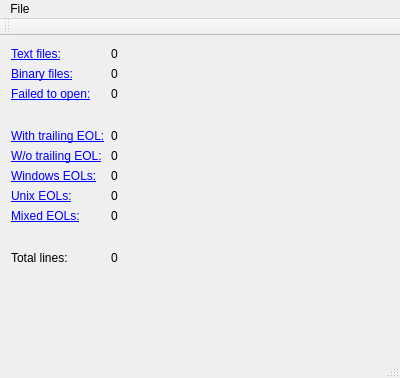
Samarkin/CodeAnalyzer, file CodeAnalyzer/MainWindow.ui: the form before one commit.
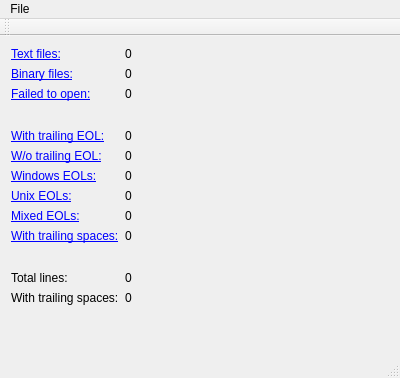
The form after the commit.

Commit message: Add display of trailing whitespaces

```diff
--- a/CodeAnalyzer/MainWindow.ui
+++ b/CodeAnalyzer/MainWindow.ui
@@ -145,7 +145,7 @@
       </property>
      </widget>
     </item>
-    <item row="9" column="0">
+    <item row="10" column="0">
      <spacer name="verticalSpacer_2">
       <property name="orientation">
        <enum>Qt::Vertical</enum>
@@ -161,14 +161,14 @@
       </property>
      </spacer>
     </item>
-    <item row="10" column="0">
+    <item row="11" column="0">
      <widget class="QLabel" name="label_4">
       <property name="text">
        <string>Total lines:</string>
       </property>
      </widget>
     </item>
-    <item row="10" column="1">
+    <item row="11" column="1">
      <widget class="QLabel" name="label_totalLines">
       <property name="text">
        <string notr="true">0</string>
@@ -182,6 +182,34 @@
       </property>
      </widget>
     </item>
+    <item row="12" column="0">
+     <widget class="QLabel" name="label_10">
+      <property name="text">
+       <string>With trailing spaces:</string>
+      </property>
+     </widget>
+    </item>
+    <item row="12" column="1">
+     <widget class="QLabel" name="label_linesWithTrailSpaces">
+      <property name="text">
+       <string notr="true">0</string>
+      </property>
+     </widget>
+    </item>
+    <item row="9" column="0">
+     <widget class="QLabel" name="label_11">
+      <property name="text">
+       <string>&lt;a href=&quot;filesWithTrailSpaces&quot;&gt;With trailing spaces:&lt;/a&gt;</string>
+      </property>
+     </widget>
+    </item>
+    <item row="9" column="1">
+     <widget class="QLabel" name="label_filesWithTrailSpaces">
+      <property name="text">
+       <string notr="true">0</string>
+      </property>
+     </widget>
+    </item>
    </layout>
   </widget>
   <widget class="QMenuBar" name="menuBar">
```
The commit also changes 5 other files.
